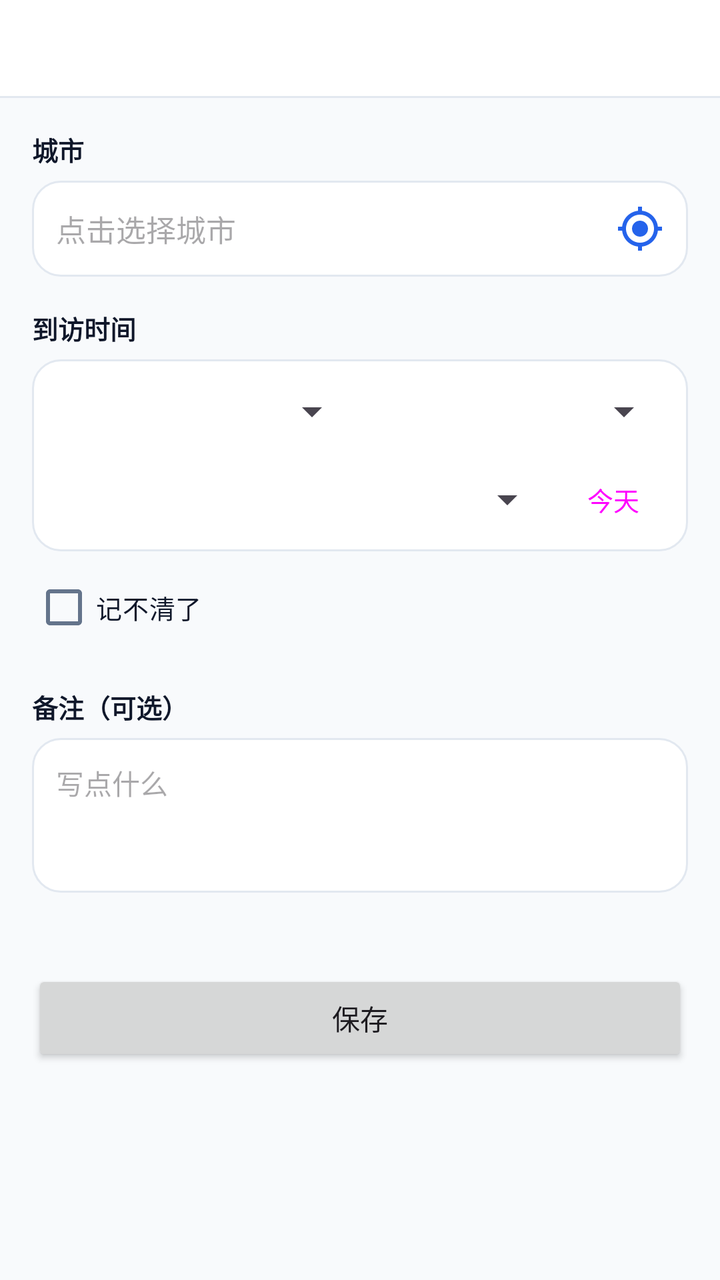
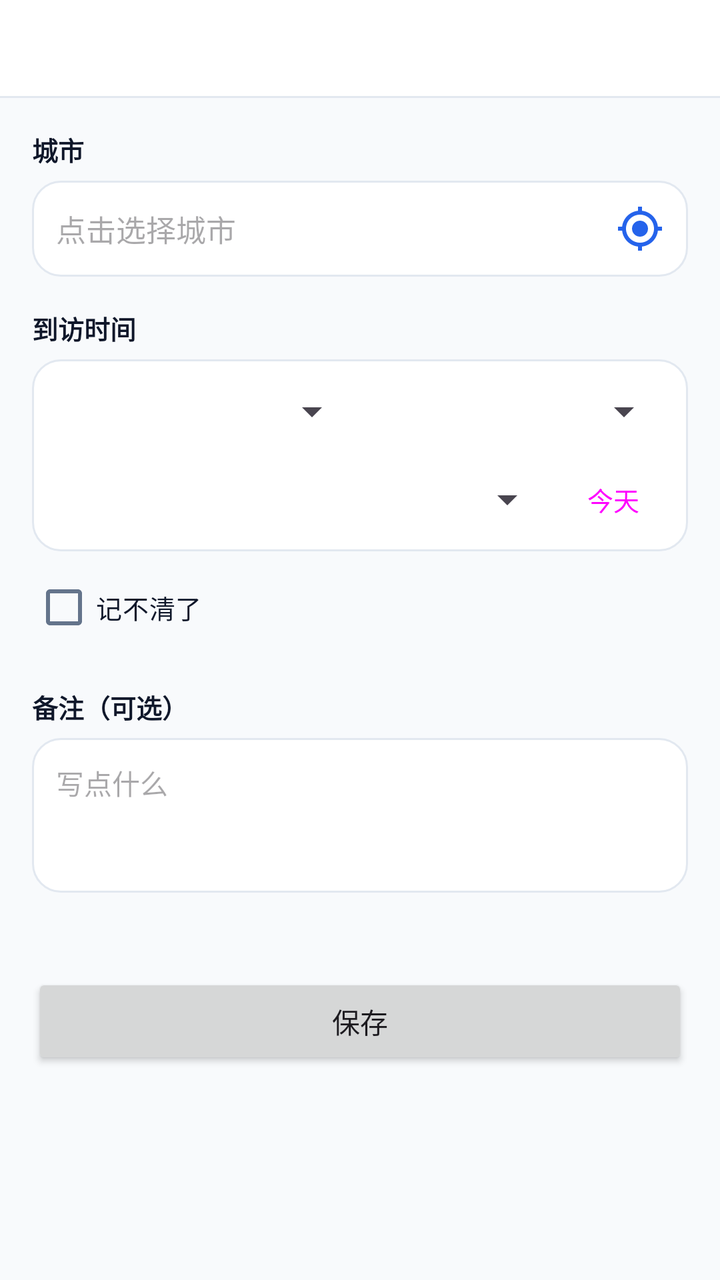

Before-and-after screenshots of an Android layout around one commit, followed by the original layout XML and the change that was made.
<!-- AndroidManifest.xml: application theme Theme.CityFootprint -->
<!-- res/layout/activity_checkin_edit.xml -->
<?xml version="1.0" encoding="utf-8"?>
<LinearLayout xmlns:android="http://schemas.android.com/apk/res/android"
    android:layout_width="match_parent"
    android:layout_height="match_parent"
    android:background="@color/bg"
    android:orientation="vertical">

    <include
        android:id="@+id/topBar"
        layout="@layout/view_top_bar"
        android:layout_width="match_parent"
        android:layout_height="wrap_content" />

    <ScrollView
        android:layout_width="match_parent"
        android:layout_height="0dp"
        android:layout_weight="1">

        <LinearLayout
            android:layout_width="match_parent"
            android:layout_height="wrap_content"
            android:orientation="vertical"
            android:padding="16dp">

            
            <TextView
                style="@style/TextFormLabel"
                android:text="@string/checkin_city" />

            <LinearLayout
                android:layout_width="match_parent"
                android:layout_height="wrap_content"
                android:background="@drawable/bg_card"
                android:gravity="center_vertical"
                android:orientation="horizontal"
                android:paddingStart="12dp"
                android:paddingEnd="4dp">

                <EditText
                    android:id="@+id/inputCity"
                    android:layout_width="0dp"
                    android:layout_height="48dp"
                    android:layout_weight="1"
                    android:background="@null"
                    android:clickable="false"
                    android:focusable="false"
                    android:hint="@string/checkin_city_hint"
                    android:inputType="none"
                    android:textColor="@color/fg"
                    android:textSize="15sp" />

                <ImageButton
                    android:id="@+id/btnLocate"
                    android:layout_width="40dp"
                    android:layout_height="40dp"
                    android:background="?attr/selectableItemBackgroundBorderless"
                    android:contentDescription="@string/checkin_locate"
                    android:padding="8dp"
                    android:src="@drawable/ic_locate"
                    android:tint="?attr/appAccent" />
            </LinearLayout>

            <TextView
                android:id="@+id/textCityError"
                android:layout_width="match_parent"
                android:layout_height="wrap_content"
                android:layout_marginTop="4dp"
                android:textColor="@color/destructive"
                android:textSize="12sp"
                android:visibility="gone" />

            
            <TextView
                style="@style/TextFormLabel"
                android:layout_marginTop="16dp"
                android:text="@string/checkin_date" />

            
            <LinearLayout
                android:layout_width="match_parent"
                android:layout_height="wrap_content"
                android:background="@drawable/bg_card"
                android:orientation="vertical"
                android:paddingStart="8dp"
                android:paddingTop="4dp"
                android:paddingEnd="8dp"
                android:paddingBottom="4dp">

                <LinearLayout
                    android:layout_width="match_parent"
                    android:layout_height="wrap_content"
                    android:gravity="center_vertical"
                    android:orientation="horizontal">

                    <Spinner
                        android:id="@+id/spinYear"
                        android:layout_width="0dp"
                        android:layout_height="44dp"
                        android:layout_weight="1" />

                    <Spinner
                        android:id="@+id/spinMonth"
                        android:layout_width="0dp"
                        android:layout_height="44dp"
                        android:layout_weight="1" />
                </LinearLayout>

                <LinearLayout
                    android:layout_width="match_parent"
                    android:layout_height="wrap_content"
                    android:gravity="center_vertical"
                    android:orientation="horizontal">

                    <Spinner
                        android:id="@+id/spinDay"
                        android:layout_width="0dp"
                        android:layout_height="44dp"
                        android:layout_weight="1" />

                    <Button
                        android:id="@+id/btnToday"
                        style="?attr/materialButtonOutlinedStyle"
                        android:layout_width="wrap_content"
                        android:layout_height="36dp"
                        android:minWidth="0dp"
                        android:paddingStart="16dp"
                        android:paddingEnd="16dp"
                        android:text="@string/checkin_today"
                        android:textSize="13sp" />
                </LinearLayout>
            </LinearLayout>

            <CheckBox
                android:id="@+id/switchForgot"
                android:layout_width="wrap_content"
                android:layout_height="wrap_content"
                android:layout_marginTop="4dp"
                android:text="@string/checkin_forgot"
                android:textColor="@color/fg"
                android:textSize="13sp" />

            
            <TextView
                style="@style/TextFormLabel"
                android:layout_marginTop="16dp"
                android:text="@string/checkin_note" />

            <EditText
                android:id="@+id/inputNote"
                android:layout_width="match_parent"
                android:layout_height="wrap_content"
                android:background="@drawable/bg_card"
                android:gravity="top"
                android:hint="@string/checkin_note_hint"
                android:inputType="textMultiLine"
                android:maxLength="233"
                android:minLines="3"
                android:padding="12dp"
                android:textColor="@color/fg"
                android:textSize="14sp" />

            <TextView
                android:id="@+id/textCounter"
                android:layout_width="match_parent"
                android:layout_height="wrap_content"
                android:layout_marginTop="4dp"
                android:gravity="end"
                android:textColor="@color/text_tertiary"
                android:textSize="11sp" />

            <Button
                android:id="@+id/btnSave"
                android:layout_width="match_parent"
                android:layout_height="48dp"
                android:layout_marginTop="20dp"
                android:text="@string/checkin_save" />
        </LinearLayout>
    </ScrollView>
</LinearLayout>
<!-- res/layout/view_top_bar.xml (included above) -->
<?xml version="1.0" encoding="utf-8"?>
<LinearLayout xmlns:android="http://schemas.android.com/apk/res/android"
    style="@style/Widget.App.ShellBand">

    <LinearLayout
        android:layout_width="match_parent"
        android:layout_height="48dp"
        android:gravity="center_vertical"
        android:orientation="horizontal"
        android:paddingStart="16dp"
        android:paddingEnd="16dp">

        <ImageButton
            android:id="@+id/btnBack"
            android:layout_width="36dp"
            android:layout_height="36dp"
            android:layout_marginEnd="10dp"
            android:background="?attr/selectableItemBackgroundBorderless"
            android:contentDescription="@string/common_back"
            android:padding="6dp"
            android:src="@drawable/ic_back"
            android:tint="@color/sidebar_fg"
            android:visibility="gone" />

        <TextView
            android:id="@+id/title"
            android:layout_width="0dp"
            android:layout_height="wrap_content"
            android:layout_weight="1"
            android:ellipsize="end"
            android:maxLines="1"
            android:textColor="@color/sidebar_fg"
            android:textSize="16sp"
            android:textStyle="bold" />

        
        <ImageButton
            android:id="@+id/btnMenu"
            android:layout_width="36dp"
            android:layout_height="36dp"
            android:layout_marginStart="10dp"
            android:background="?attr/selectableItemBackgroundBorderless"
            android:contentDescription="@string/common_add"
            android:padding="6dp"
            android:src="@drawable/ic_add"
            android:tint="@color/sidebar_fg"
            android:visibility="gone" />

        
        <ImageButton
            android:id="@+id/btnDelete"
            android:layout_width="36dp"
            android:layout_height="36dp"
            android:layout_marginStart="10dp"
            android:background="?attr/selectableItemBackgroundBorderless"
            android:contentDescription="@string/edit_delete"
            android:padding="6dp"
            android:src="@drawable/ic_delete"
            android:tint="@color/destructive"
            android:visibility="gone" />
    </LinearLayout>

    <View style="@style/Widget.App.ShellDivider" />
</LinearLayout>
<!-- resources referenced by this layout -->
<resources>
  <color name="bg">#F8FAFC</color>
  <color name="destructive">#DC2626</color>
  <color name="fg">#0F172A</color>
  <color name="sidebar_fg">#0F172A</color>
  <color name="text_tertiary">#94A3B8</color>
  <!-- drawable bg_card (drawable) -->
  <?xml version="1.0" encoding="utf-8"?>
  <shape xmlns:android="http://schemas.android.com/apk/res/android"
      android:shape="rectangle">
      <corners android:radius="14dp" />
      <solid android:color="@color/card" />
      <stroke
          android:width="1dp"
          android:color="@color/border" />
  </shape>
  <string name="checkin_city">城市</string>
  <string name="checkin_city_hint">点击选择城市</string>
  <string name="checkin_date">到访时间</string>
  <string name="checkin_forgot">记不清了</string>
  <string name="checkin_locate">定位到当前城市</string>
  <string name="checkin_note">备注（可选）</string>
  <string name="checkin_note_hint">写点什么</string>
  <string name="checkin_save">保存</string>
  <string name="checkin_today">今天</string>
  <string name="common_add">添加</string>
  <string name="common_back">返回</string>
  <string name="edit_delete">删除</string>
  <style name="TextFormLabel">
          <item name="android:layout_width">match_parent</item>
          <item name="android:layout_height">wrap_content</item>
          <item name="android:layout_marginBottom">6dp</item>
          <item name="android:textColor">@color/fg</item>
          <item name="android:textSize">13sp</item>
          <item name="android:textStyle">bold</item>
      </style>
  <style name="Widget.App.ShellBand" parent="">
          <item name="android:layout_width">match_parent</item>
          <item name="android:layout_height">wrap_content</item>
          <item name="android:background">@color/sidebar</item>
          <item name="android:orientation">vertical</item>
      </style>
  <style name="Widget.App.ShellDivider" parent="">
          <item name="android:layout_width">match_parent</item>
          <item name="android:layout_height">1dp</item>
          <item name="android:background">@color/sidebar_border</item>
      </style>
  <color name="card">#FFFFFF</color>
  <color name="border">#E2E8F0</color>
  <color name="sidebar">#FFFFFF</color>
  <color name="sidebar_border">#E2E8F0</color>
  <color name="accent">#2563EB</color>
  <color name="on_accent">#FFFFFF</color>
  <color name="accent_light">#EFF6FF</color>
  <color name="accent_soft_fg">#1D4ED8</color>
  <color name="muted_fg">#64748B</color>
  <color name="muted">#E2E8F0</color>
  <color name="window_bg_light">#FFFFFF</color>
  <style name="Widget.App.CardView" parent="Widget.Material3.CardView.Outlined">
          <item name="cardCornerRadius">14dp</item>
          <item name="cardElevation">0dp</item>
          <item name="cardBackgroundColor">@color/card</item>
          <item name="strokeColor">@color/border</item>
          <item name="strokeWidth">1dp</item>
      </style>
  <style name="Widget.App.Button" parent="Widget.Material3.Button">
          <item name="cornerRadius">999dp</item>
      </style>
  <style name="Widget.App.PopupMenu" parent="Widget.Material3.PopupMenu">
          
          <item name="android:popupBackground">@drawable/bg_popup_menu</item>
          
          <item name="dropdownListPreferredItemHeight">52dp</item>
          
          <item name="android:textAppearanceLargePopupMenu">@style/TextAppearance.App.PopupMenuItem</item>
      </style>
  <!-- drawable bg_popup_menu (drawable) -->
  <?xml version="1.0" encoding="utf-8"?>
  <inset xmlns:android="http://schemas.android.com/apk/res/android"
      android:inset="8dp">
      <shape android:shape="rectangle">
          <corners android:radius="14dp" />
          <solid android:color="@color/card" />
          <stroke
              android:width="1dp"
              android:color="@color/border" />
      </shape>
  </inset>
  <style name="TextAppearance.App.PopupMenuItem" parent="TextAppearance.Material3.BodyLarge">
          <item name="android:textColor">@color/fg</item>
          <item name="android:textSize">15sp</item>
      </style>
  <!-- unchanged entries left out for length: 5 -->
</resources>

<!-- the commit's change to res/layout/activity_checkin_edit.xml (unified diff, before → after) -->
@@ -166,7 +166,7 @@
                 android:layout_marginTop="4dp"
                 android:gravity="end"
                 android:textColor="@color/text_tertiary"
-                android:textSize="11sp" />
+                android:textSize="12sp" />
 
             <Button
                 android:id="@+id/btnSave"
<!-- resource entries referenced after the edit -->
@@ -4,7 +4,7 @@
   <color name="destructive">#DC2626</color>
   <color name="fg">#0F172A</color>
   <color name="sidebar_fg">#0F172A</color>
-  <color name="text_tertiary">#94A3B8</color>
+  <color name="text_tertiary">#64748B</color>
   <!-- drawable bg_card (drawable) -->
   <?xml version="1.0" encoding="utf-8"?>
   <shape xmlns:android="http://schemas.android.com/apk/res/android"
